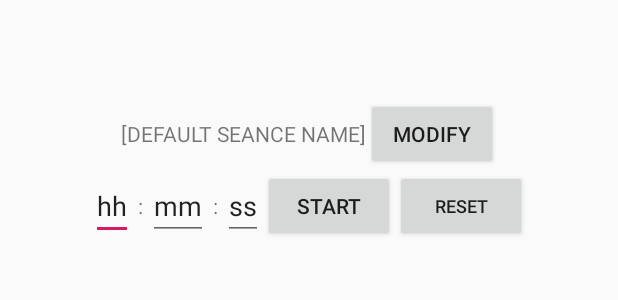
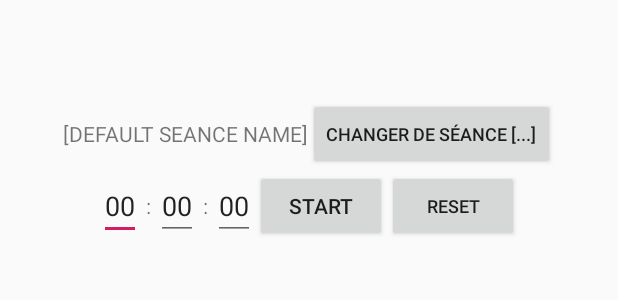
Before and after one commit to goldaj/timer, an Android app: the layout main_timer.xml on its own in the app's theme, with its tools: preview values and no code run, on a phone screen of 412 x 824 dp. Shown: the top 300 px of the screen. Run offline under Robolectric (Android 15) with nearby library versions, the phone set to English and light mode, and no system bars.

Commit message:
marche pas cette saloperie

```diff
--- a/sport_with_mimi/app/src/main/res/layout/content_main.xml
+++ b/sport_with_mimi/app/src/main/res/layout/main_timer.xml
@@ -1,13 +1,10 @@
 <?xml version="1.0" encoding="utf-8"?>
-<androidx.constraintlayout.widget.ConstraintLayout
+<LinearLayout
     xmlns:android="http://schemas.android.com/apk/res/android"
-    xmlns:tools="http://schemas.android.com/tools"
-    xmlns:app="http://schemas.android.com/apk/res-auto"
+    android:id="@+id/main_timer"
+    android:orientation="vertical"
     android:layout_width="match_parent"
-    android:layout_height="match_parent"
-    app:layout_behavior="@string/appbar_scrolling_view_behavior"
-    tools:showIn="@layout/activity_main"
-    tools:context=".MainActivity">
+    android:layout_height="match_parent">
 
     <LinearLayout
         android:layout_marginTop="65dp"
@@ -43,4 +40,4 @@
         </LinearLayout>
     </LinearLayout>
 
-</androidx.constraintlayout.widget.ConstraintLayout>
+</LinearLayout>
--- a/sport_with_mimi/app/src/main/res/layout/timer_widget.xml
+++ b/sport_with_mimi/app/src/main/res/layout/timer_widget.xml
@@ -24,7 +24,8 @@
             android:layout_width="wrap_content"
             android:layout_height="wrap_content"
             android:layout_gravity="end"
-            android:text="MODIFY">
+            android:textSize="12dp"
+            android:text="Changer de séance [...]">
         </Button>
     </LinearLayout>
 
@@ -40,7 +41,7 @@
             android:layout_height="wrap_content"
             android:inputType="time"
             android:maxLength="2"
-            android:text="hh">
+            android:text="00">
         </EditText>
         <TextView
             android:id="@+id/timer_hour_label"
@@ -54,7 +55,7 @@
             android:layout_height="wrap_content"
             android:maxLength="2"
             android:inputType="time"
-            android:text="mm">
+            android:text="00">
         </EditText>
         <TextView
             android:id="@+id/timer_min_label"
@@ -68,7 +69,7 @@
             android:layout_height="wrap_content"
             android:inputType="time"
             android:maxLength="2"
-            android:text="ss">
+            android:text="00">
         </EditText>
         <TextView
             android:id="@+id/timer_seconds_label"
@@ -80,12 +81,14 @@
         <!-- TODO: change start to stop on click -->
         <Button
             android:id="@+id/timer_start"
+            android:onClick="onActiveTimerResetClicked"
             android:layout_width="wrap_content"
             android:layout_height="wrap_content"
             android:text="START">
         </Button>
         <Button
             android:id="@+id/timer_reset"
+            android:onClick="onActiveTimerResetClicked"
             android:layout_width="wrap_content"
             android:layout_height="wrap_content"
             android:textSize="12sp"
```
Also changed, not shown: sport_with_mimi/app/src/main/java/com/quiquicheandco/sportwithmimi/MainActivity.java (+44 -9 lines), sport_with_mimi/app/src/main/java/com/quiquicheandco/sportwithmimi/adapter/MainPagerAdapter.java (added, +50 -0 lines), sport_with_mimi/app/src/main/java/com/quiquicheandco/sportwithmimi/fragment/CreateFragment.java (added, +20 -0 lines), sport_with_mimi/app/src/main/java/com/quiquicheandco/sportwithmimi/fragment/TimerFragment.java (added, +22 -0 lines), sport_with_mimi/app/src/main/java/com/quiquicheandco/sportwithmimi/model/MainPagerModel.java (added, +24 -0 lines), sport_with_mimi/app/src/main/res/layout/activity_main.xml (+7 -3 lines), sport_with_mimi/app/src/main/res/layout/create_seance.xml (added, +7 -0 lines).
